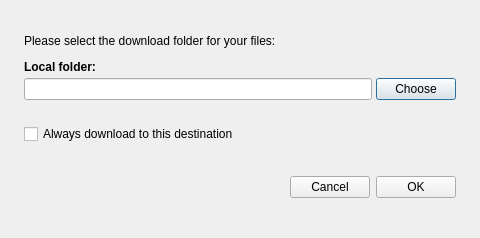
First picture: the form in src/MEGASync/gui/ui/DownloadFromMegaDialog.ui, repository meganz/MEGAsync, before the edit.
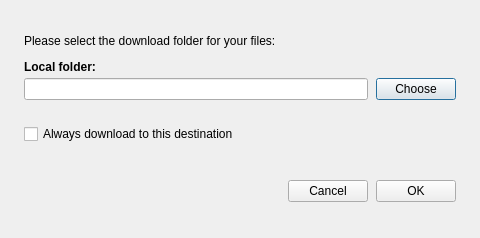
Second picture: the form after the edit.

What changed in the file:
```diff
--- a/src/MEGASync/gui/ui/DownloadFromMegaDialog.ui
+++ b/src/MEGASync/gui/ui/DownloadFromMegaDialog.ui
@@ -54,7 +54,7 @@
     <number>24</number>
    </property>
    <property name="bottomMargin">
-    <number>24</number>
+    <number>17</number>
    </property>
    <item>
     <widget class="QLabel" name="infoLabel">
@@ -101,6 +101,9 @@
      </item>
      <item>
       <layout class="QHBoxLayout" name="horizontalLayout">
+       <property name="spacing">
+        <number>8</number>
+       </property>
        <item>
         <widget class="QLineEdit" name="eFolderPath">
          <property name="enabled">
@@ -228,7 +231,7 @@
      </property>
      <layout class="QHBoxLayout" name="horizontalLayout_2">
       <property name="spacing">
-       <number>6</number>
+       <number>8</number>
       </property>
       <property name="leftMargin">
        <number>0</number>
```
